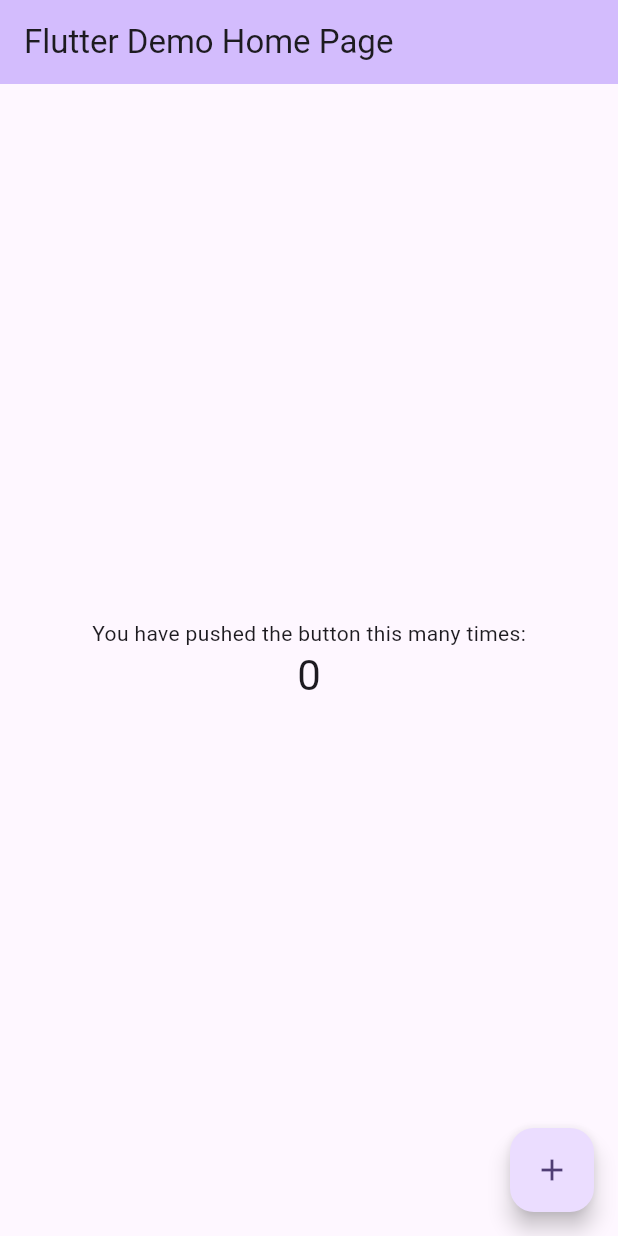
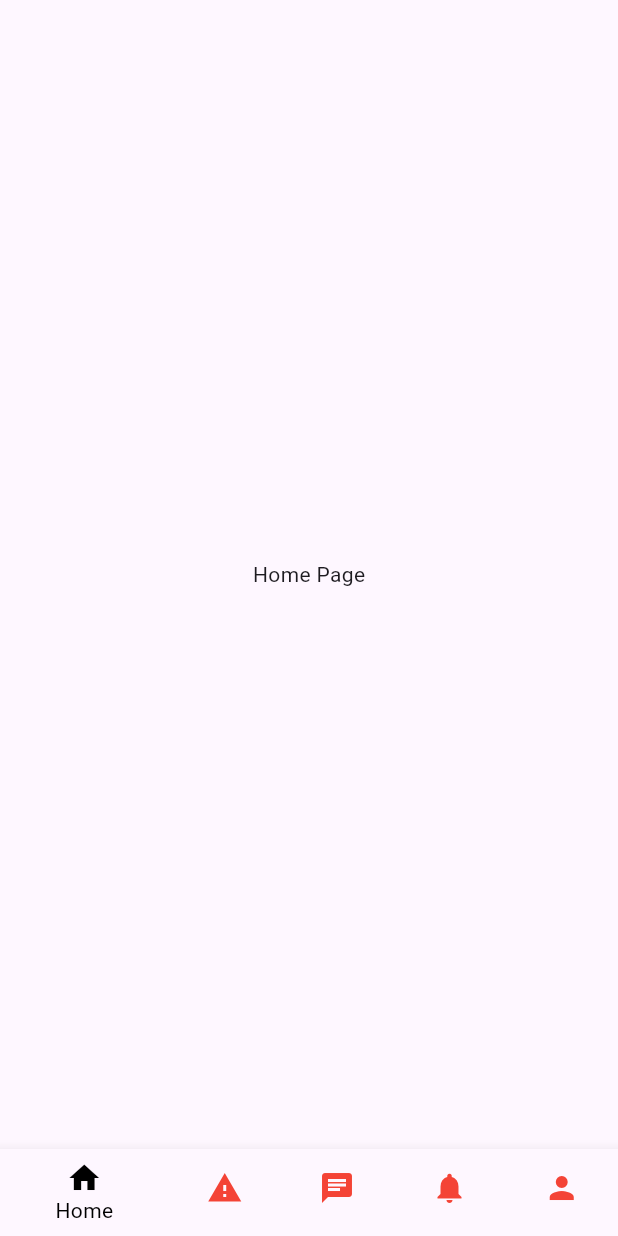
Before and after one commit to a1rzayev/M112, a Flutter app: the screen it shows after launch, on a phone screen of 412 x 824 dp. Run offline on Flutter 3.47's test engine with Material 3 defaults, Android fonts, the phone set to English and light mode, and no system bars.

Commit message:
add base pages

```diff
--- a/lib/main.dart
+++ b/lib/main.dart
@@ -1,125 +1,80 @@
 import 'package:flutter/material.dart';
+import 'pages/home_page.dart';
+import 'pages/sos_emergency_page.dart';
+import 'pages/chats_page.dart';
+import 'pages/emergency_alerts_page.dart';
+import 'pages/profile_page.dart';
 
 void main() {
-  runApp(const MyApp());
+  runApp(MyApp());
 }
 
 class MyApp extends StatelessWidget {
-  const MyApp({super.key});
-
-  // This widget is the root of your application.
   @override
   Widget build(BuildContext context) {
     return MaterialApp(
-      title: 'Flutter Demo',
+      title: 'Emergency App',
       theme: ThemeData(
-        // This is the theme of your application.
-        //
-        // TRY THIS: Try running your application with "flutter run". You'll see
-        // the application has a purple toolbar. Then, without quitting the app,
-        // try changing the seedColor in the colorScheme below to Colors.green
-        // and then invoke "hot reload" (save your changes or press the "hot
-        // reload" button in a Flutter-supported IDE, or press "r" if you used
-        // the command line to start the app).
-        //
-        // Notice that the counter didn't reset back to zero; the application
-        // state is not lost during the reload. To reset the state, use hot
-        // restart instead.
-        //
-        // This works for code too, not just values: Most code changes can be
-        // tested with just a hot reload.
-        colorScheme: ColorScheme.fromSeed(seedColor: Colors.deepPurple),
-        useMaterial3: true,
+        primarySwatch: Colors.red,
       ),
-      home: const MyHomePage(title: 'Flutter Demo Home Page'),
+      home: MainScreen(),
     );
   }
 }
 
-class MyHomePage extends StatefulWidget {
-  const MyHomePage({super.key, required this.title});
-
-  // This widget is the home page of your application. It is stateful, meaning
-  // that it has a State object (defined below) that contains fields that affect
-  // how it looks.
-
-  // This class is the configuration for the state. It holds the values (in this
-  // case the title) provided by the parent (in this case the App widget) and
-  // used by the build method of the State. Fields in a Widget subclass are
-  // always marked "final".
-
-  final String title;
-
+class MainScreen extends StatefulWidget {
   @override
-  State<MyHomePage> createState() => _MyHomePageState();
+  _MainScreenState createState() => _MainScreenState();
 }
 
-class _MyHomePageState extends State<MyHomePage> {
-  int _counter = 0;
+class _MainScreenState extends State<MainScreen> {
+  int _currentIndex = 0;
 
-  void _incrementCounter() {
-    setState(() {
-      // This call to setState tells the Flutter framework that something has
-      // changed in this State, which causes it to rerun the build method below
-      // so that the display can reflect the updated values. If we changed
-      // _counter without calling setState(), then the build method would not be
-      // called again, and so nothing would appear to happen.
-      _counter++;
-    });
-  }
+  final List<Widget> _pages = [
+    HomePage(),
+    SOSEmergencyPage(),
+    ChatsPage(),
+    EmergencyAlertsPage(),
+    ProfilePage(),
+  ];
 
   @override
   Widget build(BuildContext context) {
-    // This method is rerun every time setState is called, for instance as done
-    // by the _incrementCounter method above.
-    //
-    // The Flutter framework has been optimized to make rerunning build methods
-    // fast, so that you can just rebuild anything that needs updating rather
-    // than having to individually change instances of widgets.
     return Scaffold(
-      appBar: AppBar(
-        // TRY THIS: Try changing the color here to a specific color (to
-        // Colors.amber, perhaps?) and trigger a hot reload to see the AppBar
-        // change color while the other colors stay the same.
-        backgroundColor: Theme.of(context).colorScheme.inversePrimary,
-        // Here we take the value from the MyHomePage object that was created by
-        // the App.build method, and use it to set our appbar title.
-        title: Text(widget.title),
+      body: _pages[_currentIndex],
+      bottomNavigationBar: BottomNavigationBar(
+        currentIndex: _currentIndex,
+        onTap: (index) {
+          setState(() {
+            _currentIndex = index;
+          });
+        },
+        backgroundColor: Colors.black, // Set the background color to black
+        selectedItemColor: Colors.black, // Optional: Change selected item color
+        unselectedItemColor: Colors.red, // Optional: Change unselected item color
+        items: [
+          BottomNavigationBarItem(
+            icon: Icon(Icons.home),
+            label: 'Home',
+          ),
+          BottomNavigationBarItem(
+            icon: Icon(Icons.warning),
+            label: 'SOS',
+          ),
+          BottomNavigationBarItem(
+            icon: Icon(Icons.chat),
+            label: 'Chats',
+          ),
+          BottomNavigationBarItem(
+            icon: Icon(Icons.notifications),
+            label: 'Alerts',
+          ),
+          BottomNavigationBarItem(
+            icon: Icon(Icons.person),
+            label: 'Profile',
+          ),
+        ],
       ),
-      body: Center(
-        // Center is a layout widget. It takes a single child and positions it
-        // in the middle of the parent.
-        child: Column(
-          // Column is also a layout widget. It takes a list of children and
-          // arranges them vertically. By default, it sizes itself to fit its
-          // children horizontally, and tries to be as tall as its parent.
-          //
-          // Column has various properties to control how it sizes itself and
-          // how it positions its children. Here we use mainAxisAlignment to
-          // center the children vertically; the main axis here is the vertical
-          // axis because Columns are vertical (the cross axis would be
-          // horizontal).
-          //
-          // TRY THIS: Invoke "debug painting" (choose the "Toggle Debug Paint"
-          // action in the IDE, or press "p" in the console), to see the
-          // wireframe for each widget.
-          mainAxisAlignment: MainAxisAlignment.center,
-          children: <Widget>[
-            const Text(
-              'You have pushed the button this many times:',
-            ),
-            Text(
-              '$_counter',
-              style: Theme.of(context).textTheme.headlineMedium,
-            ),
-          ],
-        ),
-      ),
-      floatingActionButton: FloatingActionButton(
-        onPressed: _incrementCounter,
-        tooltip: 'Increment',
-        child: const Icon(Icons.add),
-      ), // This trailing comma makes auto-formatting nicer for build methods.
     );
   }
 }
--- /dev/null
+++ b/lib/pages/home_page.dart
@@ -0,0 +1,10 @@
+import 'package:flutter/material.dart';
+
+class HomePage extends StatelessWidget {
+  @override
+  Widget build(BuildContext context) {
+    return Center(
+      child: Text('Home Page'),
+    );
+  }
+}
```
Also changed, not shown: lib/pages/chats_page.dart (added, +25 -0 lines), lib/pages/emergency_alerts_page.dart (added, +25 -0 lines), lib/pages/profile_page.dart (added, +34 -0 lines), lib/pages/sos_emergency_page.dart (added, +29 -0 lines).
